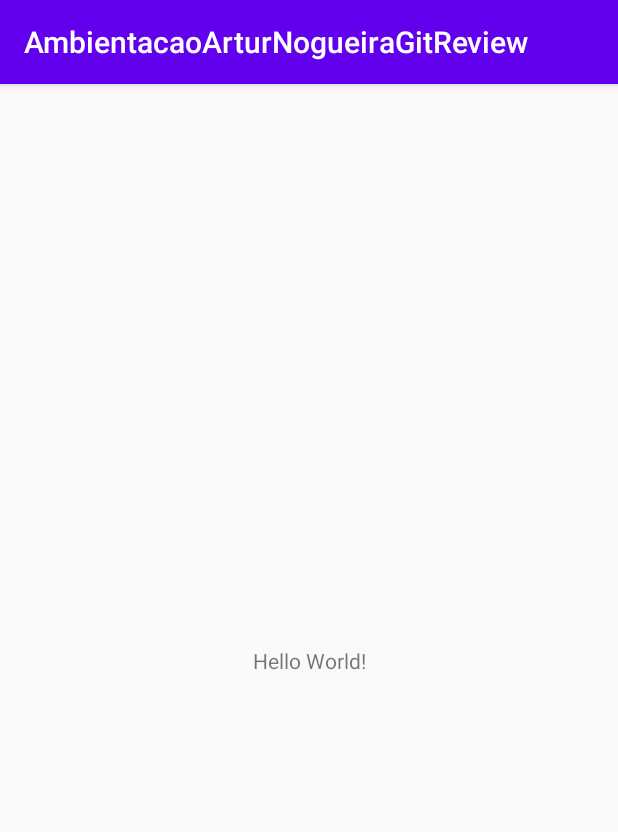
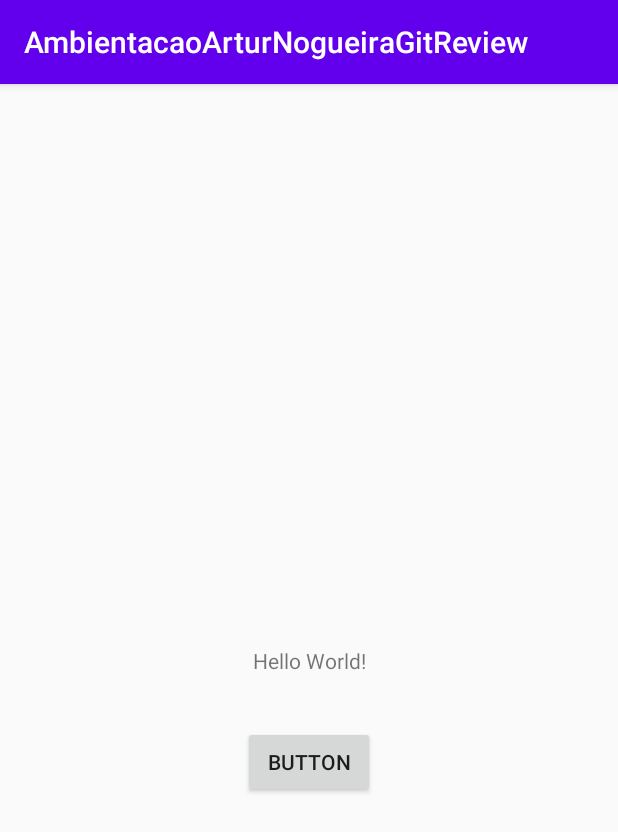
Before and after one commit to BZR4/ambientacaoarturnogueiragitreview, an Android app: the screen it shows after launch (MainActivity), on a phone screen of 412 x 824 dp. Shown: the top 832 px of the screen. Run offline under Robolectric (Android 15) with nearby library versions, the phone set to English and light mode, and no system bars.

Commit message:
Foi adicionado uma funcao que exibe um log. Um botao foi adicionado para chamar a funcao de log.

```diff
--- a/app/src/main/java/br/com/trajanocamargo/ambientacaoarturnogueiragitreview/MainActivity.java
+++ b/app/src/main/java/br/com/trajanocamargo/ambientacaoarturnogueiragitreview/MainActivity.java
@@ -3,6 +3,8 @@ package br.com.trajanocamargo.ambientacaoarturnogueiragitreview;
 import androidx.appcompat.app.AppCompatActivity;
 
 import android.os.Bundle;
+import android.util.Log;
+import android.view.View;
 
 public class MainActivity extends AppCompatActivity {
 
@@ -11,4 +13,8 @@ public class MainActivity extends AppCompatActivity {
         super.onCreate(savedInstanceState);
         setContentView(R.layout.activity_main);
     }
+
+    public void exibriLog(View v){
+        Log.d("MainActivity", " - Click");
+    }
 }
--- a/app/src/main/res/layout/activity_main.xml
+++ b/app/src/main/res/layout/activity_main.xml
@@ -7,6 +7,7 @@
     tools:context=".MainActivity">
 
     <TextView
+        android:id="@+id/textView"
         android:layout_width="wrap_content"
         android:layout_height="wrap_content"
         android:text="Hello World!"
@@ -15,4 +16,15 @@
         app:layout_constraintRight_toRightOf="parent"
         app:layout_constraintTop_toTopOf="parent" />
 
+    <Button
+        android:id="@+id/button"
+        android:layout_width="wrap_content"
+        android:layout_height="wrap_content"
+        android:layout_marginTop="34dp"
+        android:onClick="exibriLog"
+        android:text="Button"
+        app:layout_constraintEnd_toEndOf="parent"
+        app:layout_constraintStart_toStartOf="parent"
+        app:layout_constraintTop_toBottomOf="@+id/textView" />
+
 </androidx.constraintlayout.widget.ConstraintLayout>
```
